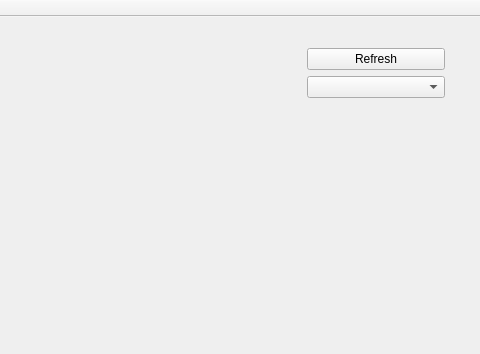
The window that FilmScanner/mainwindow.ui (gswdh/FilmScannerPC) describes before a commit, drawn with Qt 5; both pictures show x 544 to 1024 and y 0 to 354 of the 1024 by 720 pixel window.
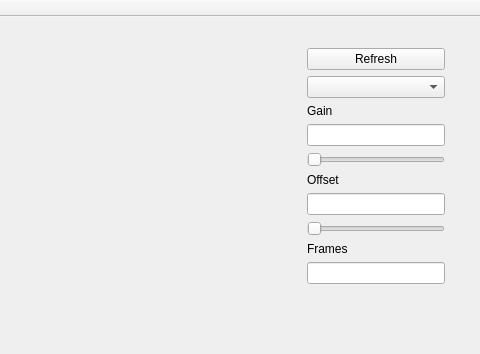
The same window after the commit.

```diff
--- a/FilmScanner/mainwindow.ui
+++ b/FilmScanner/mainwindow.ui
@@ -34,6 +34,56 @@
      <item>
       <widget class="QComboBox" name="devices_box"/>
      </item>
+     <item>
+      <widget class="QLabel" name="label">
+       <property name="text">
+        <string>Gain</string>
+       </property>
+      </widget>
+     </item>
+     <item>
+      <widget class="QLineEdit" name="gainlineEdit"/>
+     </item>
+     <item>
+      <widget class="QSlider" name="gainSlider">
+       <property name="maximum">
+        <number>65535</number>
+       </property>
+       <property name="orientation">
+        <enum>Qt::Horizontal</enum>
+       </property>
+      </widget>
+     </item>
+     <item>
+      <widget class="QLabel" name="label_2">
+       <property name="text">
+        <string>Offset</string>
+       </property>
+      </widget>
+     </item>
+     <item>
+      <widget class="QLineEdit" name="offsetlineEdit"/>
+     </item>
+     <item>
+      <widget class="QSlider" name="offsetSlider">
+       <property name="maximum">
+        <number>65535</number>
+       </property>
+       <property name="orientation">
+        <enum>Qt::Horizontal</enum>
+       </property>
+      </widget>
+     </item>
+     <item>
+      <widget class="QLabel" name="label_3">
+       <property name="text">
+        <string>Frames</string>
+       </property>
+      </widget>
+     </item>
+     <item>
+      <widget class="QLineEdit" name="frames_lineedit"/>
+     </item>
      <item>
       <spacer name="verticalSpacer">
        <property name="orientation">
```
Left out of the diff: 25 changed lines with no effect on the pictures.
